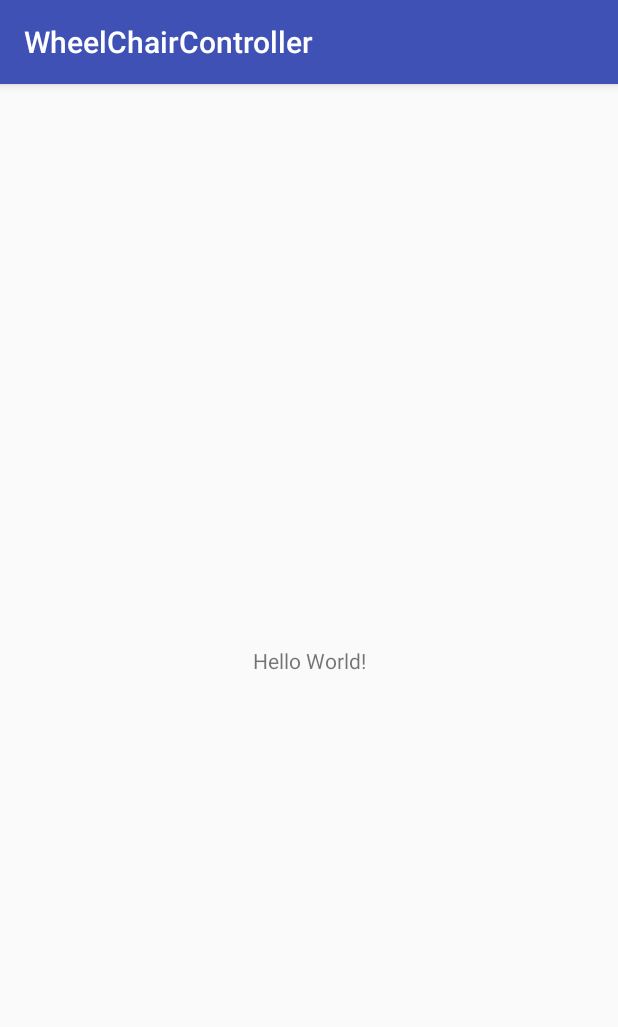
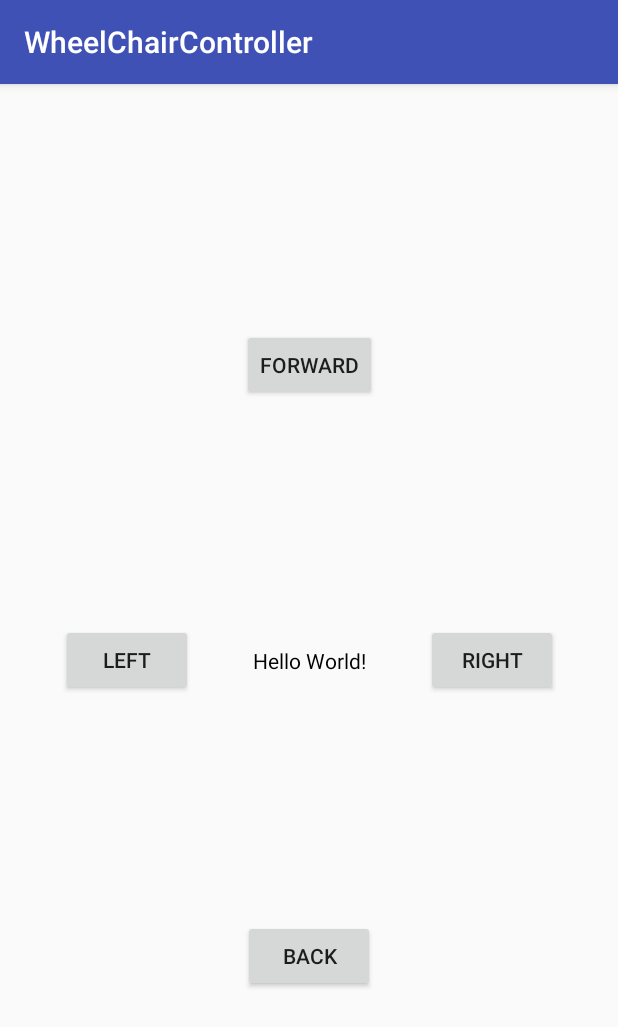
Before and after one commit to mi-24v/2018-Programming-Challenge, an Android app: the screen it shows after launch (CVTestActivity), on a phone screen of 412 x 824 dp. Shown: the top 1027 px of the screen. Run offline under Robolectric (Android 15) with nearby library versions, the phone set to English and light mode, and no system bars.

Commit message:
created layout

```diff
--- a/app/src/main/res/layout/activity_cvtest.xml
+++ b/app/src/main/res/layout/activity_cvtest.xml
@@ -7,12 +7,70 @@
     tools:context="mipwayou0808.info.wheelchaircontroller.CVTestActivity">
 
     <TextView
+        android:id="@+id/label_status"
         android:layout_width="wrap_content"
         android:layout_height="wrap_content"
         android:text="Hello World!"
+        android:textColor="@android:color/black"
         app:layout_constraintBottom_toBottomOf="parent"
         app:layout_constraintLeft_toLeftOf="parent"
         app:layout_constraintRight_toRightOf="parent"
         app:layout_constraintTop_toTopOf="parent" />
 
+    <Button
+        android:id="@+id/button_forward"
+        android:layout_width="wrap_content"
+        android:layout_height="wrap_content"
+        android:layout_marginBottom="8dp"
+        android:layout_marginEnd="8dp"
+        android:layout_marginStart="8dp"
+        android:layout_marginTop="8dp"
+        android:text="@string/label_button_forward"
+        app:layout_constraintBottom_toTopOf="@+id/label_status"
+        app:layout_constraintEnd_toEndOf="parent"
+        app:layout_constraintStart_toStartOf="parent"
+        app:layout_constraintTop_toTopOf="parent" />
+
+    <Button
+        android:id="@+id/button_left"
+        android:layout_width="wrap_content"
+        android:layout_height="wrap_content"
+        android:layout_marginBottom="8dp"
+        android:layout_marginEnd="8dp"
+        android:layout_marginStart="8dp"
+        android:layout_marginTop="8dp"
+        android:text="@string/label_button_left"
+        app:layout_constraintBottom_toBottomOf="parent"
+        app:layout_constraintEnd_toStartOf="@+id/label_status"
+        app:layout_constraintStart_toStartOf="parent"
+        app:layout_constraintTop_toTopOf="parent" />
+
+    <Button
+        android:id="@+id/button_right"
+        android:layout_width="wrap_content"
+        android:layout_height="wrap_content"
+        android:layout_marginBottom="8dp"
+        android:layout_marginEnd="8dp"
+        android:layout_marginStart="8dp"
+        android:layout_marginTop="8dp"
+        android:text="@string/label_button_right"
+        app:layout_constraintBottom_toBottomOf="parent"
+        app:layout_constraintEnd_toEndOf="parent"
+        app:layout_constraintStart_toEndOf="@+id/label_status"
+        app:layout_constraintTop_toTopOf="parent" />
+
+    <Button
+        android:id="@+id/button_back"
+        android:layout_width="wrap_content"
+        android:layout_height="wrap_content"
+        android:layout_marginBottom="8dp"
+        android:layout_marginEnd="8dp"
+        android:layout_marginStart="8dp"
+        android:layout_marginTop="8dp"
+        android:text="@string/label_button_back"
+        app:layout_constraintBottom_toBottomOf="parent"
+        app:layout_constraintEnd_toEndOf="parent"
+        app:layout_constraintStart_toStartOf="parent"
+        app:layout_constraintTop_toBottomOf="@+id/label_status" />
+
 </android.support.constraint.ConstraintLayout>
--- a/app/src/main/res/values/strings.xml
+++ b/app/src/main/res/values/strings.xml
@@ -1,3 +1,7 @@
 <resources>
     <string name="app_name">WheelChairController</string>
+    <string name="label_button_forward">Forward</string>
+    <string name="label_button_left">Left</string>
+    <string name="label_button_back">Back</string>
+    <string name="label_button_right">Right</string>
 </resources>
```
